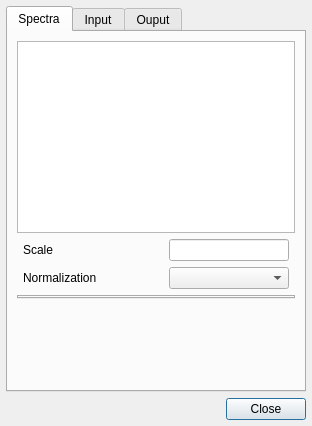
Before: the Qt Designer form src/crispy/quanty/uis/details/main.ui in mretegan/crispy, drawn with Qt 5.
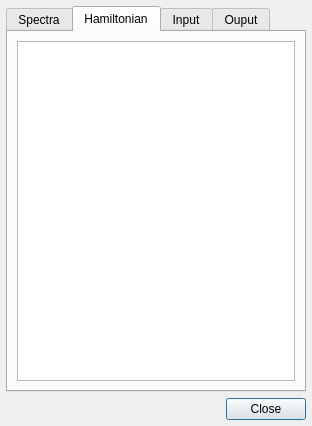
After: the same form once the commit is applied. The open tabs and pages were chosen to show the change. Custom widgets are drawn as their Qt base class.

Commit message: Add Hamiltonian tab and display for details dialog

What changed in the file:
```diff
--- a/src/crispy/quanty/uis/details/main.ui
+++ b/src/crispy/quanty/uis/details/main.ui
@@ -159,6 +159,41 @@
        </item>
       </layout>
      </widget>
+     <widget class="QWidget" name="hamiltonianTabWidget">
+      <property name="focusPolicy">
+       <enum>Qt::ClickFocus</enum>
+      </property>
+      <attribute name="title">
+       <string>Hamiltonian</string>
+      </attribute>
+      <layout class="QVBoxLayout" name="verticalLayout_4">
+       <property name="spacing">
+        <number>9</number>
+       </property>
+       <property name="leftMargin">
+        <number>9</number>
+       </property>
+       <property name="topMargin">
+        <number>9</number>
+       </property>
+       <property name="rightMargin">
+        <number>9</number>
+       </property>
+       <property name="bottomMargin">
+        <number>9</number>
+       </property>
+       <item>
+        <widget class="QPlainTextEdit" name="hamiltonianText">
+         <property name="lineWrapMode">
+          <enum>QPlainTextEdit::NoWrap</enum>
+         </property>
+         <property name="readOnly">
+          <bool>true</bool>
+         </property>
+        </widget>
+       </item>
+      </layout>
+     </widget>
      <widget class="QWidget" name="inputTabWidget">
       <property name="focusPolicy">
        <enum>Qt::ClickFocus</enum>
```
The commit also changes 2 other files.
